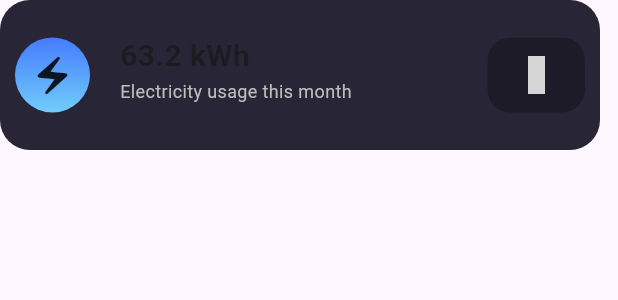
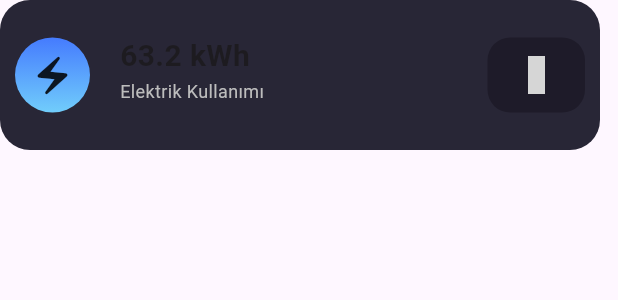
Before and after one commit to last-26/SmartHome-App-V2, a Flutter app: what electricitycard() shows on an empty page, opened directly, on a phone screen of 412 x 824 dp. Shown: the top 300 px of the screen. Run offline on Flutter 3.47's test engine with Material 3 defaults, Android fonts, the phone set to English and light mode, and no system bars; our stand-ins replace flutter_screenutil, go_router, google_fonts, iconsax, sleek_circular_slider, sqflite; accounts and stored records are empty; grey boxes are pictures that could not be loaded.

Commit message:
Update electricity_card.dart
homepage tr translate

```diff
--- a/lib/features/home/widgets/electricity_card.dart
+++ b/lib/features/home/widgets/electricity_card.dart
@@ -43,10 +43,10 @@ Widget electricitycard(BuildContext context) {
             Text(
               "63.2 kWh",
               style:
-              GoogleFonts.roboto(fontSize: 20, fontWeight: FontWeight.bold),
+                  GoogleFonts.roboto(fontSize: 20, fontWeight: FontWeight.bold),
             ),
             Text(
-              "Electricity usage this month",
+              "Elektrik Kullanımı",
               style: GoogleFonts.roboto(
                 fontSize: 12,
                 color: Colors.grey.shade400,
```
